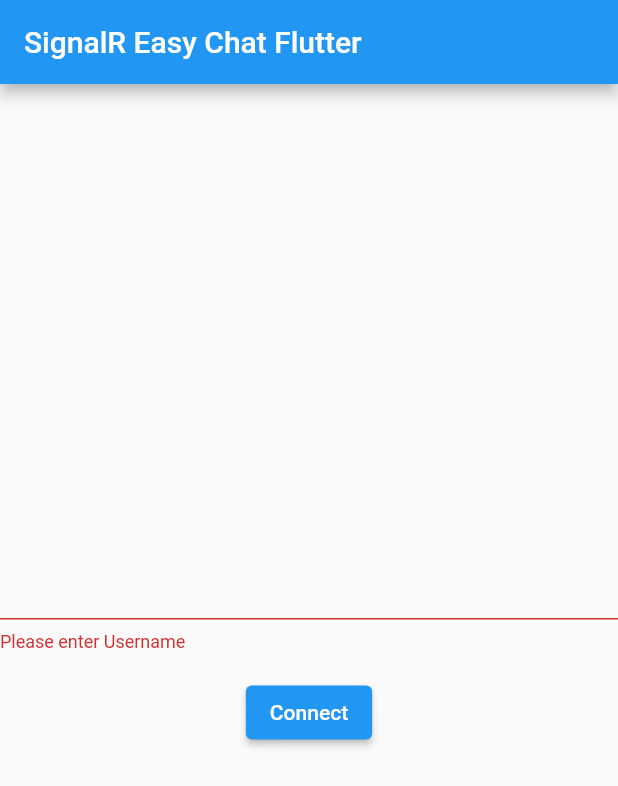
After one commit to SurasithIT/SignalR-Easy-Chat, a Flutter app: the LoginScreen screen opened directly, after a tap on "Connect", on a phone screen of 412 x 824 dp. The commit adds this screen. Shown: the top 786 px of the screen. Run offline on Flutter 3.47's test engine with Material 2 defaults, Android fonts, the phone set to English and light mode, and no system bars; missing offline and left inert: signalr_netcore.

Commit message:
refactor flutter project structure

```diff
--- /dev/null
+++ b/signalr_easy_chat_flutter/lib/src/screens/login_screen.dart
@@ -0,0 +1,79 @@
+import 'package:flutter/material.dart';
+import 'package:flutter/widgets.dart';
+import 'package:signalr_easy_chat_flutter/src/screens/chat_screen.dart';
+import 'package:signalr_easy_chat_flutter/src/services/signalr_service.dart';
+
+class LoginScreen extends StatefulWidget {
+  const LoginScreen({Key? key, required this.title}) : super(key: key);
+  final String title;
+
+  @override
+  State<LoginScreen> createState() => _LoginScreenState();
+}
+
+class _LoginScreenState extends State<LoginScreen> {
+  final _formKey = GlobalKey<FormState>();
+  final _userNameController = TextEditingController();
+
+  Form _myForm(){
+    return Form(
+        key: _formKey,
+        child: Column(
+            crossAxisAlignment: CrossAxisAlignment.center,
+            children: [
+              TextFormField(
+                  controller: _userNameController,
+                  validator: (value){
+                    if (value == null || value.isEmpty) {
+                      return 'Please enter Username';
+                    }
+                    return null;
+                  }
+              ),
+              Padding(
+                padding: const EdgeInsets.symmetric(vertical: 16.0),
+                child: ElevatedButton(
+                  onPressed: () async {
+                    print(_userNameController.text);
+                    if (_formKey.currentState!.validate()) {
+                      await signalRService.disconnect();
+                      await signalRService.connect(_userNameController.text).then((value) =>
+                      {
+                        ScaffoldMessenger.of(context).showSnackBar(
+                          const SnackBar(content: Text('Connect Success!')),
+                        ),
+                        signalRService.addMessageListener(),
+                        Navigator.push(context,
+                            MaterialPageRoute(builder: (context) => const ChatScreen()))
+                      }).catchError((error) => {
+                        ScaffoldMessenger.of(context).showSnackBar(
+                          const SnackBar(content: Text('Connect Error! please try again later.'), backgroundColor: Colors.red),
+                        )
+                      });
+                    }
+                  },
+                  child: const Text('Connect'),
+                ),
+              ),
+            ]
+        )
+    );
+  }
+
+  @override
+  Widget build(BuildContext context) {
+    return Scaffold(
+      appBar: AppBar(
+        title: Text(widget.title),
+      ),
+      body: Center(
+        child: Column(
+          mainAxisAlignment: MainAxisAlignment.center,
+          children: [
+            _myForm(),
+          ],
+        ),
+      ),
+    );
+  }
+}
```
Also changed, not shown: signalr_easy_chat_flutter/lib/main.dart (+2 -78 lines), signalr_easy_chat_flutter/lib/src/screens/chat_screen.dart (renamed from signalr_easy_chat_flutter/lib/src/pages/chat_page.dart, +5 -5 lines).
